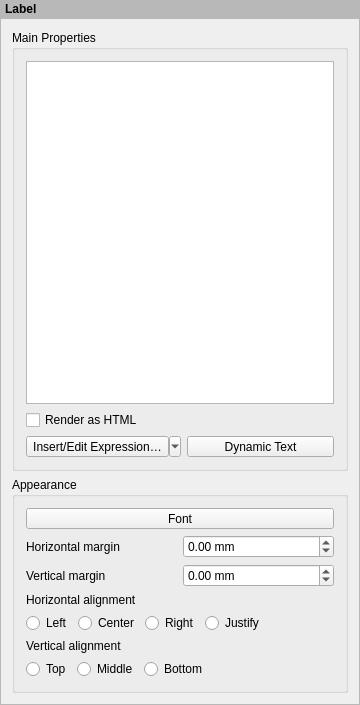
qgis/QGIS, file src/ui/layout/qgslayoutlabelwidgetbase.ui: the form before one commit.
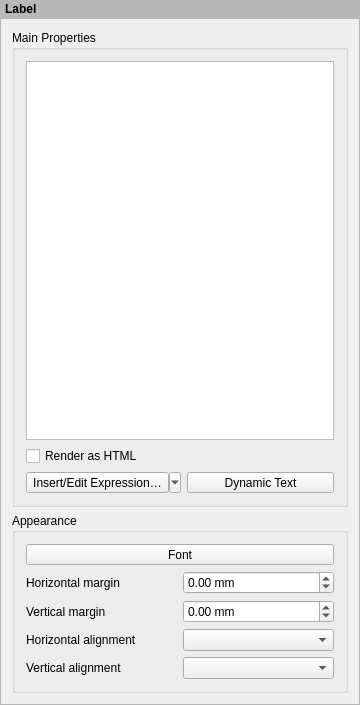
The form after the commit. Custom widgets are drawn as their Qt base class.

Commit message: Use alignment comboboxes for layout label alignment widgets

```diff
--- a/src/ui/layout/qgslayoutlabelwidgetbase.ui
+++ b/src/ui/layout/qgslayoutlabelwidgetbase.ui
@@ -62,7 +62,7 @@
         <x>0</x>
         <y>0</y>
         <width>358</width>
-        <height>680</height>
+        <height>681</height>
        </rect>
       </property>
       <layout class="QVBoxLayout" name="mainLayout">
@@ -160,6 +160,26 @@
           <bool>false</bool>
          </property>
          <layout class="QGridLayout" name="gridLayout">
+          <item row="4" column="0">
+           <widget class="QLabel" name="mVerticalAlignementLabel">
+            <property name="text">
+             <string>Vertical alignment</string>
+            </property>
+           </widget>
+          </item>
+          <item row="3" column="1">
+           <widget class="QgsAlignmentComboBox" name="mHAlignmentComboBox"/>
+          </item>
+          <item row="2" column="1">
+           <widget class="QgsDoubleSpinBox" name="mMarginYDoubleSpinBox">
+            <property name="suffix">
+             <string> mm</string>
+            </property>
+            <property name="minimum">
+             <double>-99.989999999999995</double>
+            </property>
+           </widget>
+          </item>
           <item row="0" column="0" colspan="2">
            <widget class="QgsFontButton" name="mFontButton">
             <property name="sizePolicy">
@@ -173,62 +193,12 @@
             </property>
            </widget>
           </item>
-          <item row="4" column="0" colspan="2">
-           <layout class="QGridLayout" name="gridLayout_3">
-            <item row="0" column="0">
-             <widget class="QRadioButton" name="mLeftRadioButton">
-              <property name="text">
-               <string>Left</string>
-              </property>
-              <attribute name="buttonGroup">
-               <string notr="true">buttonGroup_2</string>
-              </attribute>
-             </widget>
-            </item>
-            <item row="0" column="3">
-             <widget class="QRadioButton" name="mJustifyRadioButton">
-              <property name="text">
-               <string>Justify</string>
-              </property>
-              <attribute name="buttonGroup">
-               <string notr="true">buttonGroup_2</string>
-              </attribute>
-             </widget>
-            </item>
-            <item row="0" column="2">
-             <widget class="QRadioButton" name="mRightRadioButton">
-              <property name="text">
-               <string>Right</string>
-              </property>
-              <attribute name="buttonGroup">
-               <string notr="true">buttonGroup_2</string>
-              </attribute>
-             </widget>
-            </item>
-            <item row="0" column="1">
-             <widget class="QRadioButton" name="mCenterRadioButton">
-              <property name="text">
-               <string>Center</string>
-              </property>
-              <attribute name="buttonGroup">
-               <string notr="true">buttonGroup_2</string>
-              </attribute>
-             </widget>
-            </item>
-            <item row="0" column="4">
-             <spacer name="horizontalSpacer">
-              <property name="orientation">
-               <enum>Qt::Horizontal</enum>
-              </property>
-              <property name="sizeHint" stdset="0">
-               <size>
-                <width>40</width>
-                <height>20</height>
-               </size>
-              </property>
-             </spacer>
-            </item>
-           </layout>
+          <item row="2" column="0">
+           <widget class="QLabel" name="mMarginYLabel">
+            <property name="text">
+             <string>Vertical margin</string>
+            </property>
+           </widget>
           </item>
           <item row="1" column="0">
            <widget class="QLabel" name="mMarginXLabel">
@@ -237,22 +207,8 @@
             </property>
            </widget>
           </item>
-          <item row="2" column="0">
-           <widget class="QLabel" name="mMarginYLabel">
-            <property name="text">
-             <string>Vertical margin</string>
-            </property>
-           </widget>
-          </item>
-          <item row="2" column="1">
-           <widget class="QgsDoubleSpinBox" name="mMarginYDoubleSpinBox">
-            <property name="suffix">
-             <string> mm</string>
-            </property>
-            <property name="minimum">
-             <double>-99.989999999999995</double>
-            </property>
-           </widget>
+          <item row="4" column="1">
+           <widget class="QgsAlignmentComboBox" name="mVAlignmentComboBox"/>
           </item>
           <item row="1" column="1">
            <widget class="QgsDoubleSpinBox" name="mMarginXDoubleSpinBox">
@@ -267,67 +223,13 @@
             </property>
            </widget>
           </item>
-          <item row="3" column="0" colspan="2">
+          <item row="3" column="0">
            <widget class="QLabel" name="mHorizontalAlignementLabel">
             <property name="text">
              <string>Horizontal alignment</string>
             </property>
            </widget>
           </item>
-          <item row="7" column="0" colspan="2">
-           <layout class="QHBoxLayout" name="horizontalLayout_6">
-            <item>
-             <widget class="QRadioButton" name="mTopRadioButton">
-              <property name="text">
-               <string>Top</string>
-              </property>
-              <attribute name="buttonGroup">
-               <string notr="true">buttonGroup</string>
-              </attribute>
-             </widget>
-            </item>
-            <item>
-             <widget class="QRadioButton" name="mMiddleRadioButton">
-              <property name="text">
-               <string>Middle</string>
-              </property>
-              <attribute name="buttonGroup">
-               <string notr="true">buttonGroup</string>
-              </attribute>
-             </widget>
-            </item>
-            <item>
-             <widget class="QRadioButton" name="mBottomRadioButton">
-              <property name="text">
-               <string>Bottom</string>
-              </property>
-              <attribute name="buttonGroup">
-               <string notr="true">buttonGroup</string>
-              </attribute>
-             </widget>
-            </item>
-            <item>
-             <spacer name="horizontalSpacer_3">
-              <property name="orientation">
-               <enum>Qt::Horizontal</enum>
-              </property>
-              <property name="sizeHint" stdset="0">
-               <size>
-                <width>0</width>
-                <height>20</height>
-               </size>
-              </property>
-             </spacer>
-            </item>
-           </layout>
-          </item>
-          <item row="6" column="0" colspan="2">
-           <widget class="QLabel" name="mVerticalAlignementLabel">
-            <property name="text">
-             <string>Vertical alignment</string>
-            </property>
-           </widget>
-          </item>
          </layout>
         </widget>
        </item>
@@ -350,17 +252,22 @@
    <header>qgsscrollarea.h</header>
    <container>1</container>
   </customwidget>
-  <customwidget>
-   <class>QgsFontButton</class>
-   <extends>QToolButton</extends>
-   <header>qgsfontbutton.h</header>
-  </customwidget>
   <customwidget>
    <class>QgsCollapsibleGroupBoxBasic</class>
    <extends>QGroupBox</extends>
    <header location="global">qgscollapsiblegroupbox.h</header>
    <container>1</container>
   </customwidget>
+  <customwidget>
+   <class>QgsAlignmentComboBox</class>
+   <extends>QComboBox</extends>
+   <header>qgsalignmentcombobox.h</header>
+  </customwidget>
+  <customwidget>
+   <class>QgsFontButton</class>
+   <extends>QToolButton</extends>
+   <header>qgsfontbutton.h</header>
+  </customwidget>
  </customwidgets>
  <tabstops>
   <tabstop>scrollArea</tabstop>
```
Left out of the diff: 9 changed lines with no effect on the pictures. The commit also changes 2 other files.
